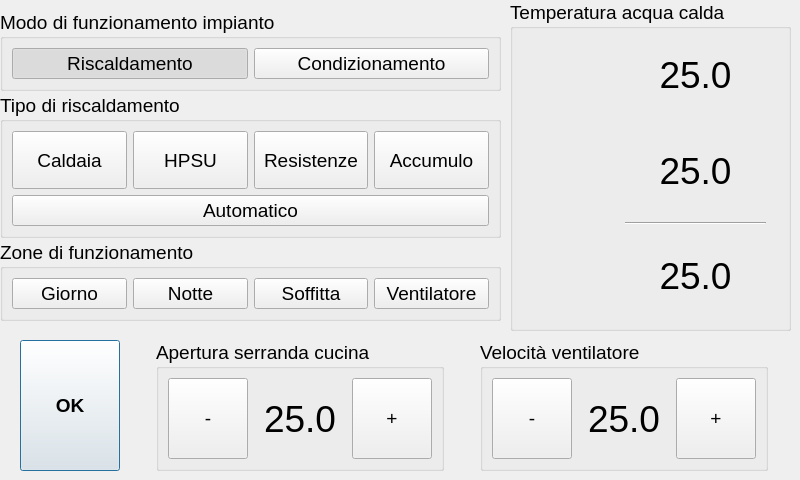
Qt form dlg_control.ui (pillo79/home-control) before a commit.
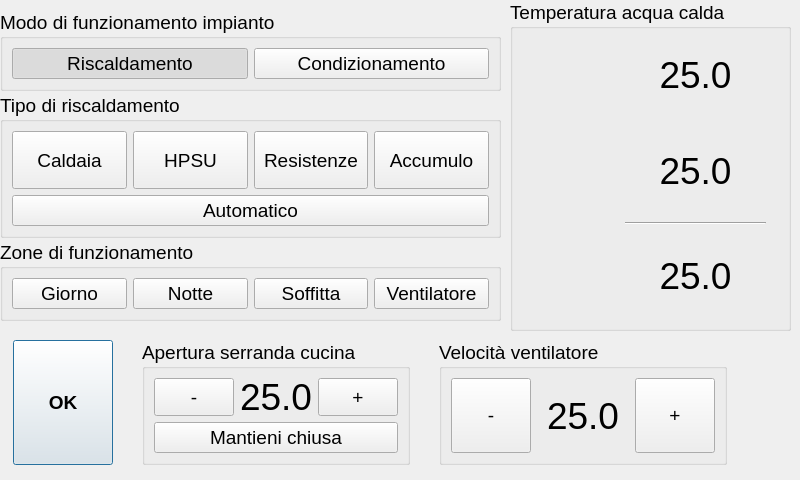
The same form after that commit. Icons and pictures are not drawn.

Commit message: Pulsante "forza chiudi" per cucina

The edit to the form file:
```diff
--- a/dlg_control.ui
+++ b/dlg_control.ui
@@ -590,8 +590,8 @@
     <rect>
      <x>0</x>
      <y>340</y>
-     <width>791</width>
-     <height>131</height>
+     <width>740</width>
+     <height>125</height>
     </rect>
    </property>
    <layout class="QHBoxLayout" name="horizontalLayout_6">
@@ -643,10 +643,9 @@
       <property name="title">
        <string>Apertura serranda cucina</string>
       </property>
-      <layout class="QHBoxLayout" name="horizontalLayout_11">
-       <property name="spacing">
-        <number>16</number>
-       </property>
+      <layout class="QVBoxLayout" name="verticalLayout_4">
+       <item>
+        <layout class="QHBoxLayout" name="horizontalLayout_8">
        <item>
         <widget class="QPushButton" name="pbApriMinus">
          <property name="sizePolicy">
@@ -697,6 +696,27 @@
          </property>
          <property name="text">
           <string>+</string>
+           </property>
+           <property name="autoRepeat">
+            <bool>true</bool>
+           </property>
+          </widget>
+         </item>
+        </layout>
+       </item>
+       <item>
+        <widget class="QPushButton" name="pbForzaChiudi">
+         <property name="sizePolicy">
+          <sizepolicy hsizetype="Expanding" vsizetype="Preferred">
+           <horstretch>0</horstretch>
+           <verstretch>0</verstretch>
+          </sizepolicy>
+         </property>
+         <property name="text">
+          <string>Mantieni chiusa</string>
+         </property>
+         <property name="checkable">
+          <bool>true</bool>
          </property>
          <property name="autoRepeat">
           <bool>true</bool>
```
Lines whose indentation alone changed are shown as unchanged. The commit also changes 4 other files.
